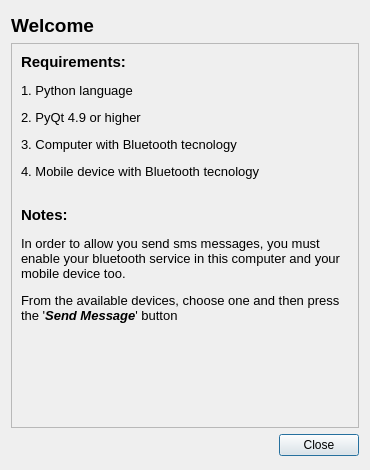
Old version of the form ui_files/help_dialog.ui in the repository MIKNOTAURO/Bluetooth-SMS_PyQt4.
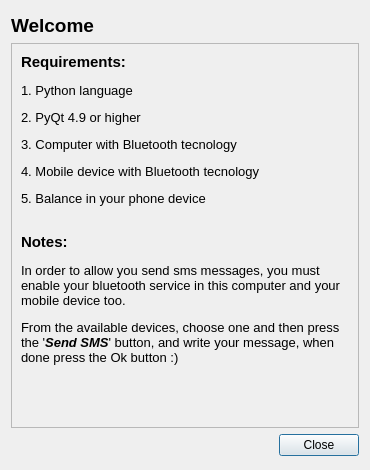
New version of the form.

The edit to the form file:
```diff
--- a/ui_files/help_dialog.ui
+++ b/ui_files/help_dialog.ui
@@ -50,14 +50,14 @@
         <x>0</x>
         <y>0</y>
         <width>344</width>
-        <height>374</height>
+        <height>378</height>
        </rect>
       </property>
       <layout class="QVBoxLayout" name="verticalLayout_2">
        <item>
         <widget class="QLabel" name="label_2">
          <property name="text">
-          <string>&lt;html&gt;&lt;head/&gt;&lt;body&gt;&lt;p&gt;&lt;span style=&quot; font-size:11pt; font-weight:600;&quot;&gt;Requirements:&lt;/span&gt;&lt;/p&gt;&lt;p&gt;&lt;span style=&quot; font-size:10pt;&quot;&gt;1. Python language&lt;/span&gt;&lt;/p&gt;&lt;p&gt;&lt;span style=&quot; font-size:10pt;&quot;&gt;2. PyQt 4.9 or higher&lt;/span&gt;&lt;/p&gt;&lt;p&gt;&lt;span style=&quot; font-size:10pt;&quot;&gt;3. Computer with Bluetooth tecnology&lt;/span&gt;&lt;/p&gt;&lt;p&gt;&lt;span style=&quot; font-size:10pt;&quot;&gt;4. Mobile device with Bluetooth tecnology&lt;/span&gt;&lt;/p&gt;&lt;p&gt;&lt;span style=&quot; font-size:10pt;&quot;&gt;&lt;br/&gt;&lt;/span&gt;&lt;span style=&quot; font-size:11pt; font-weight:600;&quot;&gt;Notes:&lt;/span&gt;&lt;/p&gt;&lt;p&gt;&lt;span style=&quot; font-size:10pt;&quot;&gt;In order to allow you send sms messages, you must enable your bluetooth service in this computer and your mobile device too.&lt;/span&gt;&lt;/p&gt;&lt;p&gt;&lt;span style=&quot; font-size:10pt;&quot;&gt;From the available devices, choose one and then press the '&lt;/span&gt;&lt;span style=&quot; font-size:10pt; font-weight:600; font-style:italic;&quot;&gt;Send Message&lt;/span&gt;&lt;span style=&quot; font-size:10pt;&quot;&gt;' button&lt;/span&gt;&lt;/p&gt;&lt;/body&gt;&lt;/html&gt;</string>
+          <string>&lt;html&gt;&lt;head/&gt;&lt;body&gt;&lt;p&gt;&lt;span style=&quot; font-size:11pt; font-weight:600;&quot;&gt;Requirements:&lt;/span&gt;&lt;/p&gt;&lt;p&gt;&lt;span style=&quot; font-size:10pt;&quot;&gt;1. Python language&lt;/span&gt;&lt;/p&gt;&lt;p&gt;&lt;span style=&quot; font-size:10pt;&quot;&gt;2. PyQt 4.9 or higher&lt;/span&gt;&lt;/p&gt;&lt;p&gt;&lt;span style=&quot; font-size:10pt;&quot;&gt;3. Computer with Bluetooth tecnology&lt;/span&gt;&lt;/p&gt;&lt;p&gt;&lt;span style=&quot; font-size:10pt;&quot;&gt;4. Mobile device with Bluetooth tecnology&lt;/span&gt;&lt;/p&gt;&lt;p&gt;&lt;span style=&quot; font-size:10pt;&quot;&gt;5. Balance in your phone device&lt;/span&gt;&lt;/p&gt;&lt;p&gt;&lt;span style=&quot; font-size:10pt;&quot;&gt;&lt;br/&gt;&lt;/span&gt;&lt;span style=&quot; font-size:11pt; font-weight:600;&quot;&gt;Notes:&lt;/span&gt;&lt;/p&gt;&lt;p&gt;&lt;span style=&quot; font-size:10pt;&quot;&gt;In order to allow you send sms messages, you must enable your bluetooth service in this computer and your mobile device too.&lt;/span&gt;&lt;/p&gt;&lt;p&gt;&lt;span style=&quot; font-size:10pt;&quot;&gt;From the available devices, choose one and then press the '&lt;/span&gt;&lt;span style=&quot; font-size:10pt; font-weight:600; font-style:italic;&quot;&gt;Send SMS&lt;/span&gt;&lt;span style=&quot; font-size:10pt;&quot;&gt;' button, and write your message, when done press the Ok button :)&lt;/span&gt;&lt;/p&gt;&lt;/body&gt;&lt;/html&gt;</string>
          </property>
          <property name="alignment">
           <set>Qt::AlignLeading|Qt::AlignLeft|Qt::AlignTop</set>
```
